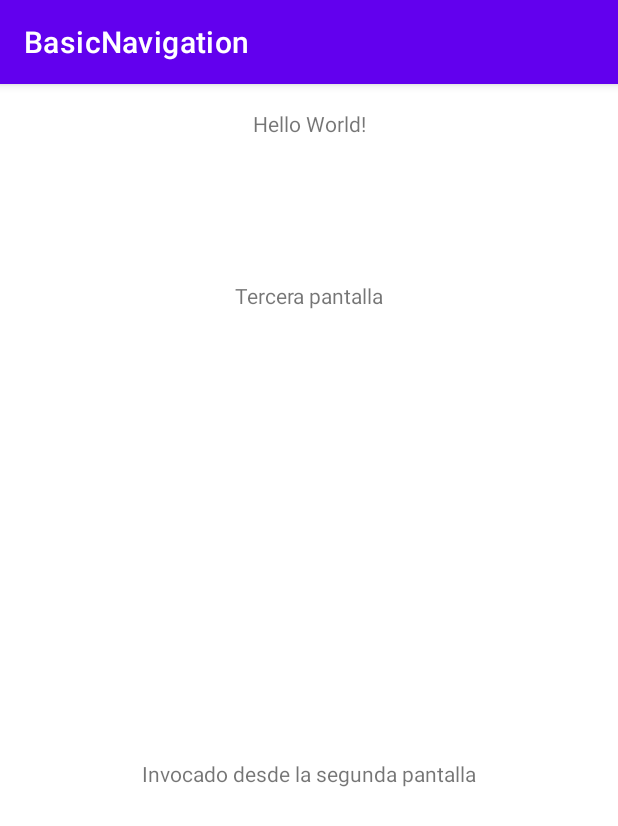
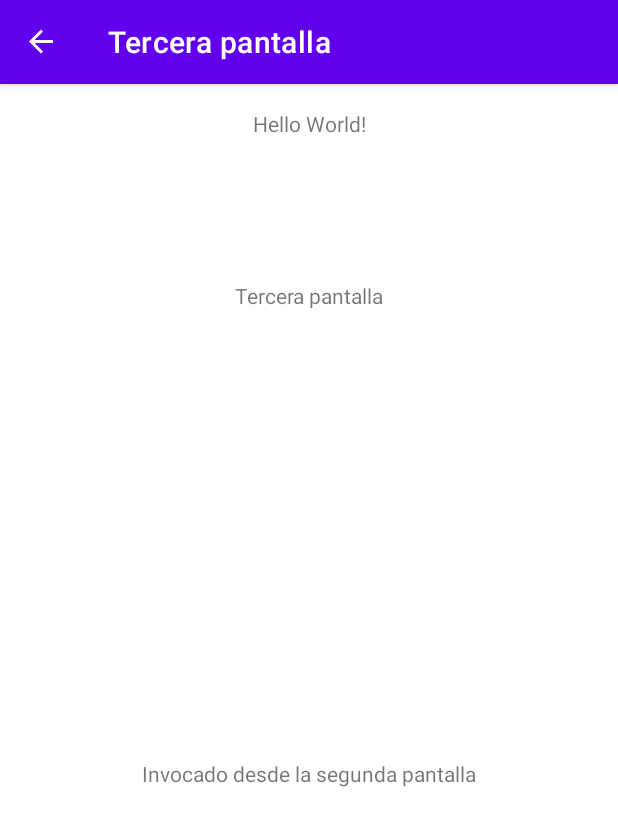
Before and after one commit to UO271883/BasicNavigation, an Android app: the SecondScreen screen opened through its navigation route, after a tap on "PANTALLA 3", on a phone screen of 412 x 824 dp. Shown: the top 826 px of the screen. Run offline under Robolectric (Android 15) with nearby library versions, the phone set to English and light mode, and no system bars; our stand-ins replace navigation-ui.

```diff
--- a/app/src/main/java/es/uniovi/basicnavigation/HostFragment.kt
+++ b/app/src/main/java/es/uniovi/basicnavigation/HostFragment.kt
@@ -19,7 +19,7 @@ private const val ARG_PARAM2 = "param2"
  * Use the [HostFragment.newInstance] factory method to
  * create an instance of this fragment.
  */
-class HostFragment : Fragment() {
+class HostFragment : Fragment(), View.OnClickListener{
     // TODO: Rename and change types of parameters
     private var param1: String? = null
     private var param2: String? = null
@@ -47,11 +47,12 @@ class HostFragment : Fragment() {
         super.onViewCreated(view, savedInstanceState)
 
         _binding = FragmentHostBinding.bind(view)
-        /*var bundle = Bundle().apply {
-            putString("PARAMETER", "la pantalla host")
-        }*/
 
-        binding.BTo1.setOnClickListener {
+        binding.BTo1.setOnClickListener(this)
+        binding.BTo2.setOnClickListener(this)
+        binding.BTo3.setOnClickListener(this)
+
+        /*binding.BTo1.setOnClickListener {
             Navigation.findNavController(view).navigate(R.id.action_fromh_to_1)
         }
         binding.BTo2.setOnClickListener {
@@ -59,22 +60,26 @@ class HostFragment : Fragment() {
         }
         binding.BTo3.setOnClickListener {
             Navigation.findNavController(view).navigate(R.id.action_fromh_to_3)
+        }*/
+    }
+
+    override fun onClick(v: View?) {
+        when(v?.id) {
+            binding.BTo1.id -> {
+                Navigation.findNavController(v).navigate(R.id.action_fromh_to_1)
+            }
+            binding.BTo2.id -> {
+                v.findNavController().navigate(R.id.action_fromh_to_2)
+            }
+            binding.BTo3.id -> {
+                /*var bundle = Bundle().apply {
+                    putString("PARAMETER", "la pantalla host")
+                }*/
+                val action = HostFragmentDirections.actionFromhTo3("el fragmento host usadndo safeargs")
+                v.findNavController().navigate(action)
+            }
         }
     }
-
-    /*fun onClick(v: View?) {
-        when(v?.id) {
-            binding.button.id -> {
-                Navigation.findNavController(v).navigate(R.id.fisrtScreen)
-            }
-            binding.button2.id -> {
-                v.findNavController().navigate(R.id.secondScreen)
-            }
-            binding.button3.id -> {
-                v.findNavController().navigate(R.id.placeholder)
-            }
-        }
-    }*/
 
     companion object {
         /**
--- a/app/src/main/java/es/uniovi/basicnavigation/MainActivity.kt
+++ b/app/src/main/java/es/uniovi/basicnavigation/MainActivity.kt
@@ -2,10 +2,27 @@ package es.uniovi.basicnavigation
 
 import androidx.appcompat.app.AppCompatActivity
 import android.os.Bundle
+import androidx.navigation.findNavController
+import androidx.navigation.fragment.NavHostFragment
+import androidx.navigation.ui.AppBarConfiguration
+import androidx.navigation.ui.NavigationUI
+import androidx.navigation.ui.navigateUp
 
 class MainActivity : AppCompatActivity() {
+    lateinit var appBarConfiguration : AppBarConfiguration
+
     override fun onCreate(savedInstanceState: Bundle?) {
         super.onCreate(savedInstanceState)
         setContentView(R.layout.activity_main)
+        val navHostFragment = supportFragmentManager.findFragmentById(R.id.nav_host_fragment) as NavHostFragment
+        val navController = navHostFragment.navController
+        appBarConfiguration = AppBarConfiguration(navController.graph)
+        NavigationUI.setupActionBarWithNavController(this, navController, appBarConfiguration)
     }
+
+    override fun onSupportNavigateUp(): Boolean {
+        val navController = findNavController(R.id.nav_host_fragment)
+        return navController.navigateUp(appBarConfiguration) || super.onSupportNavigateUp()
+    }
+
 }
--- a/app/src/main/java/es/uniovi/basicnavigation/SecondScreen.kt
+++ b/app/src/main/java/es/uniovi/basicnavigation/SecondScreen.kt
@@ -44,7 +44,8 @@ class SecondScreen : Fragment() {
         /*var bundle = Bundle().apply {
             putString("PARAMETER", "la segunda pantalla")
         }*/
-        binding.BScr2.setOnClickListener(Navigation.createNavigateOnClickListener(R.id.action_from2_to_3))
+        val action = SecondScreenDirections.actionFrom2To3("la segunda pantalla")
+        binding.BScr2.setOnClickListener(Navigation.createNavigateOnClickListener(action))
 
     }
 
--- a/app/src/main/java/es/uniovi/basicnavigation/ThirdScreen.kt
+++ b/app/src/main/java/es/uniovi/basicnavigation/ThirdScreen.kt
@@ -5,6 +5,7 @@ import androidx.fragment.app.Fragment
 import android.view.LayoutInflater
 import android.view.View
 import android.view.ViewGroup
+import androidx.navigation.fragment.navArgs
 import es.uniovi.basicnavigation.databinding.FragmentSecondScreenBinding
 import es.uniovi.basicnavigation.databinding.FragmentThirdScreenBinding
 
@@ -33,18 +34,20 @@ class ThirdScreen : Fragment() {
         savedInstanceState: Bundle?
     ): View? {
         // Inflate the layout for this fragment
-        /*arguments?.let {
-            val recibido = it.getString("PARAMETER")
-            binding.TVSaludo.text = "Invocado desde " + recibido
-        }*/
+
         return inflater.inflate(R.layout.fragment_third_screen, container, false)
     }
 
-    /*override fun onViewCreated(view: View, savedInstanceState: Bundle?) {
+    override fun onViewCreated(view: View, savedInstanceState: Bundle?) {
         super.onViewCreated(view, savedInstanceState)
 
         _binding = FragmentThirdScreenBinding.bind(view)
-    }*/
+        /*val recibido = it.getString("PARAMETER")
+        binding.TVSaludo.text = "Invocado desde " + recibido*/
+        val args by navArgs<ThirdScreenArgs>()
+        arguments?.let { binding.TVSaludo.text = "Invocado desde " + args.origen }
+
+    }
 
     companion object {
         /**
--- a/app/src/main/res/navigation/nav_graph.xml
+++ b/app/src/main/res/navigation/nav_graph.xml
@@ -8,8 +8,8 @@
     <fragment
         android:id="@+id/hostFragment"
         android:name="es.uniovi.basicnavigation.HostFragment"
-        android:label="fragment_host"
-        tools:layout="@layout/fragment_host" >
+        android:label="Pantalla de inicio"
+        tools:layout="@layout/fragment_host">
         <action
             android:id="@+id/action_fromh_to_1"
             app:destination="@id/fisrtScreen"
@@ -35,13 +35,13 @@
     <fragment
         android:id="@+id/fisrtScreen"
         android:name="es.uniovi.basicnavigation.FisrtScreen"
-        android:label="fragment_fisrt_screen"
+        android:label="Primera pantalla"
         tools:layout="@layout/fragment_fisrt_screen" />
     <fragment
         android:id="@+id/secondScreen"
         android:name="es.uniovi.basicnavigation.SecondScreen"
-        android:label="fragment_second_screen"
-        tools:layout="@layout/fragment_second_screen" >
+        android:label="Segunda pantalla"
+        tools:layout="@layout/fragment_second_screen">
         <action
             android:id="@+id/action_from2_to_3"
             app:destination="@id/placeholder"
@@ -53,10 +53,11 @@
     <fragment
         android:id="@+id/placeholder"
         android:name="es.uniovi.basicnavigation.ThirdScreen"
-        tools:layout="@layout/fragment_third_screen" >
+        android:label="Tercera pantalla"
+        tools:layout="@layout/fragment_third_screen">
         <argument
             android:name="origen"
-            app:argType="string"
-            android:defaultValue="deconocido" />
+            android:defaultValue="deconocido"
+            app:argType="string" />
     </fragment>
 </navigation>
```
Also changed, not shown: app/build.gradle (+8 -6 lines), build.gradle (+10 -0 lines).
